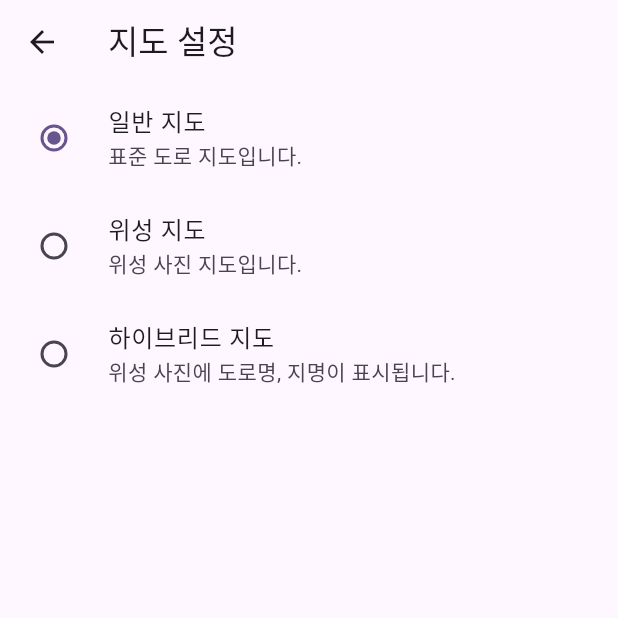
After one commit to hyeonggeun0721/mybudongsan, a Flutter app: the SettingsPage screen opened directly, after a tap on "일반 지도", on a phone screen of 412 x 824 dp, the top half of it. The commit adds this screen. Run offline on Flutter 3.47's test engine with Material 3 defaults, Android fonts, the phone set to English and light mode, and no system bars; our stand-ins replace cloud_firestore, firebase_core, firebase_crashlytics, firebase_ui_firestore, google_maps_flutter, rxdart and 1 more; accounts and stored records are empty; generated files the repository leaves out were written again.

Commit message:
즐겨찾기, 설정 페이지 기능 추가

```diff
--- /dev/null
+++ b/lib/settings/setting_page.dart
@@ -0,0 +1,86 @@
+import 'package:flutter/material.dart';
+import 'package:google_maps_flutter/google_maps_flutter.dart';
+import 'package:shared_preferences/shared_preferences.dart';
+
+// 과제 PDF ④번 요구사항: 지도 타입 선택 및 상태 유지를 위한 설정 페이지
+class SettingsPage extends StatefulWidget {
+  const SettingsPage({super.key});
+
+  @override
+  State<SettingsPage> createState() => _SettingsPageState();
+}
+
+class _SettingsPageState extends State<SettingsPage> {
+  // 현재 선택된 지도 타입을 저장하는 변수, 기본값은 'normal'
+  MapType _selectedMapType = MapType.normal;
+
+  @override
+  void initState() {
+    super.initState();
+    // 페이지가 로드될 때 저장된 설정을 불러옵니다.
+    _loadMapType();
+  }
+
+  /// SharedPreferences에서 저장된 지도 타입 불러오기
+  Future<void> _loadMapType() async {
+    final prefs = await SharedPreferences.getInstance();
+    // 'mapType' 키로 저장된 int 값을 불러옵니다.
+    // 저장된 값이 없으면 (??) 0 (MapType.normal의 인덱스)을 기본값으로 사용합니다.
+    final int mapTypeIndex = prefs.getInt('mapType') ?? 0;
+    setState(() {
+      _selectedMapType = MapType.values[mapTypeIndex];
+    });
+  }
+
+  /// SharedPreferences에 지도 타입 저장하기
+  Future<void> _saveMapType(MapType mapType) async {
+    final prefs = await SharedPreferences.getInstance();
+    // MapType(enum)을 int(인덱스)로 변환하여 'mapType' 키로 저장합니다.
+    await prefs.setInt('mapType', mapType.index);
+    setState(() {
+      _selectedMapType = mapType;
+    });
+  }
+
+  @override
+  Widget build(BuildContext context) {
+    return Scaffold(
+      appBar: AppBar(
+        title: const Text('지도 설정'),
+      ),
+      body: ListView(
+        children: [
+          // RadioListTile: 탭하기 편한 라디오 버튼
+          RadioListTile<MapType>(
+            title: const Text('일반 지도'),
+            subtitle: const Text('표준 도로 지도입니다.'),
+            value: MapType.normal,
+            groupValue: _selectedMapType, // 현재 선택된 값
+            onChanged: (value) {
+              // 값이 변경되면 _saveMapType 함수를 호출해 저장
+              if (value != null) _saveMapType(value);
+            },
+          ),
+          RadioListTile<MapType>(
+            title: const Text('위성 지도'),
+            subtitle: const Text('위성 사진 지도입니다.'),
+            value: MapType.satellite,
+            groupValue: _selectedMapType,
+            onChanged: (value) {
+              if (value != null) _saveMapType(value);
+            },
+          ),
+          RadioListTile<MapType>(
+            title: const Text('하이브리드 지도'),
+            subtitle: const Text('위성 사진에 도로명, 지명이 표시됩니다.'),
+            value: MapType.hybrid,
+            groupValue: _selectedMapType,
+            onChanged: (value) {
+              if (value != null) _saveMapType(value);
+            },
+          ),
+        ],
+      ),
+    );
+  }
+}
--- a/pubspec.yaml
+++ b/pubspec.yaml
@@ -43,6 +43,7 @@ dependencies:
   dart_geohash: ^2.1.0
   rxdart: ^0.28.0
   firebase_ui_firestore: ^2.0.1
+  shared_preferences: ^2.2.3
 
 dev_dependencies:
   flutter_test:
```
Also changed, not shown: lib/map/apt_page.dart (+36 -4 lines), lib/map/map_page.dart (+76 -51 lines), lib/myFavorite/my_favorite_page.dart (added, +70 -0 lines), pubspec.lock, 2 other files.
